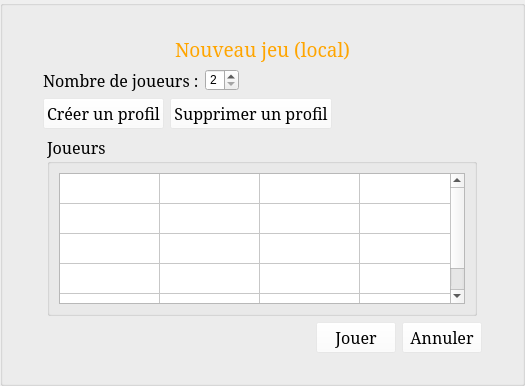
Old version of the form StreetCar/StreetCar/NewLocalGame.ui in the repository paboccard/Projet_Prog_Jeu.
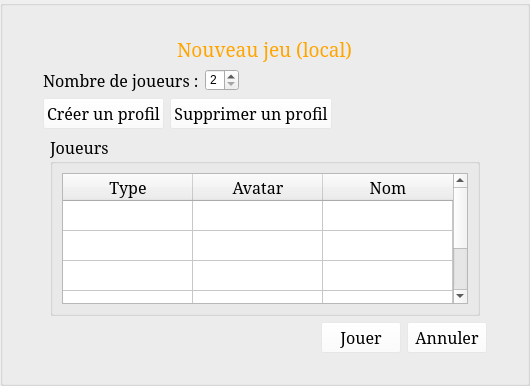
New version of the form. Icons and pictures are not drawn.

```diff
--- a/StreetCar/StreetCar/NewLocalGame.ui
+++ b/StreetCar/StreetCar/NewLocalGame.ui
@@ -6,7 +6,7 @@
    <rect>
     <x>0</x>
     <y>0</y>
-    <width>525</width>
+    <width>530</width>
     <height>386</height>
    </rect>
   </property>
@@ -255,10 +255,13 @@
               <number>5</number>
              </property>
              <property name="columnCount">
-              <number>4</number>
+              <number>3</number>
              </property>
              <attribute name="horizontalHeaderVisible">
-              <bool>false</bool>
+              <bool>true</bool>
+             </attribute>
+             <attribute name="horizontalHeaderDefaultSectionSize">
+              <number>130</number>
              </attribute>
              <attribute name="horizontalHeaderHighlightSections">
               <bool>true</bool>
@@ -313,17 +316,6 @@
                </font>
               </property>
              </column>
-             <column>
-              <property name="text">
-               <string>Couleur</string>
-              </property>
-              <property name="font">
-               <font>
-                <family>Serif</family>
-                <pointsize>12</pointsize>
-               </font>
-              </property>
-             </column>
              <item row="0" column="1">
               <property name="text">
                <string/>
@@ -340,14 +332,6 @@
                <set>ItemIsSelectable|ItemIsEnabled</set>
               </property>
              </item>
-             <item row="0" column="3">
-              <property name="text">
-               <string/>
-              </property>
-              <property name="flags">
-               <set>ItemIsSelectable|ItemIsEditable|ItemIsEnabled</set>
-              </property>
-             </item>
             </widget>
            </item>
           </layout>
```
